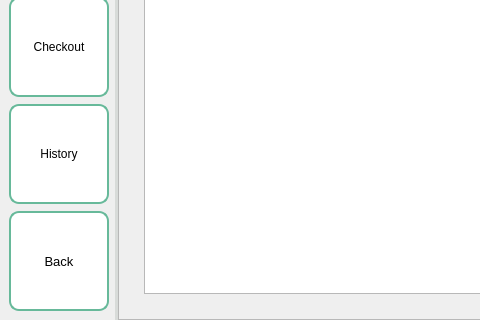
Above: screens/ui/employee_ui/employee_pos/posHistory.ui from sehae/POS-with-Inventory-System before the change; both pictures show x 0 to 480 and y 509 to 829 of the 1177 by 829 pixel window. Below: the same form after it.
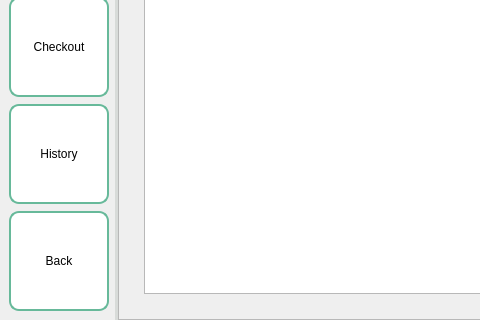
That is the form after the change. Icons and pictures are not drawn.

Diff of the .ui file:
```diff
--- a/screens/ui/employee_ui/employee_pos/posHistory.ui
+++ b/screens/ui/employee_ui/employee_pos/posHistory.ui
@@ -332,7 +332,7 @@
             </property>
             <property name="font">
              <font>
-              <pointsize>10</pointsize>
+              <pointsize>9</pointsize>
              </font>
             </property>
             <property name="styleSheet">
```
Left out of the diff: 4 changed lines with no effect on the pictures.
